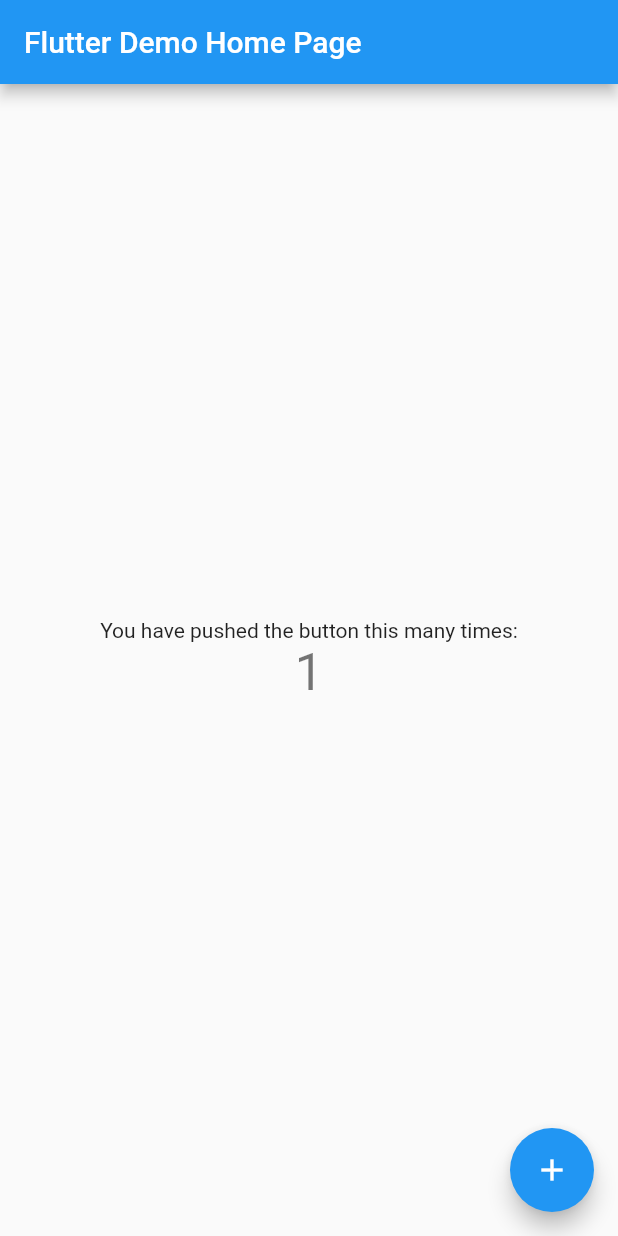
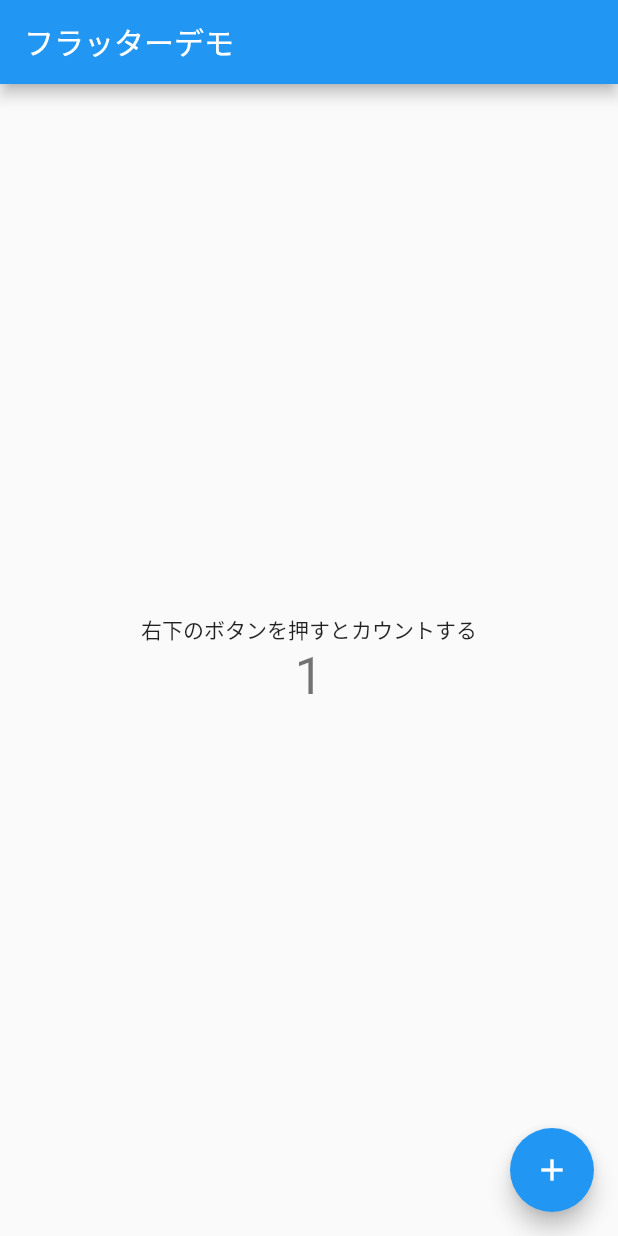
Before and after one commit to lightcheap/flutter_application_1, a Flutter app: the screen it shows after launch, after a tap on the "add" icon, on a phone screen of 412 x 824 dp. Run offline on Flutter 3.47's test engine with Material 2 defaults, Android fonts, the phone set to English and light mode, and no system bars.

Commit message:
色々試す

```diff
--- a/lib/main.dart
+++ b/lib/main.dart
@@ -1,8 +1,10 @@
 import 'package:flutter/material.dart';
 
-void main() {
-  runApp(const MyApp());
-}
+// void main() {
+//   runApp(const MyApp());
+// }
+// ↓この書き方でもいいっぽい
+void main() => runApp(const MyApp());
 
 class MyApp extends StatelessWidget {
   const MyApp({Key? key}) : super(key: key);
@@ -11,6 +13,7 @@ class MyApp extends StatelessWidget {
   @override
   Widget build(BuildContext context) {
     return MaterialApp(
+      debugShowCheckedModeBanner: false, //debug バナーを非表示する
       title: 'Flutter Demo',
       theme: ThemeData(
         // This is the theme of your application.
@@ -24,7 +27,7 @@ class MyApp extends StatelessWidget {
         // is not restarted.
         primarySwatch: Colors.blue,
       ),
-      home: const MyHomePage(title: 'Flutter Demo Home Page'),
+      home: const MyHomePage(title: 'フラッターデモ'),
     );
   }
 }
@@ -96,7 +99,7 @@ class _MyHomePageState extends State<MyHomePage> {
           mainAxisAlignment: MainAxisAlignment.center,
           children: <Widget>[
             const Text(
-              'You have pushed the button this many times:',
+              '右下のボタンを押すとカウントする',
             ),
             Text(
               '$_counter',
```
